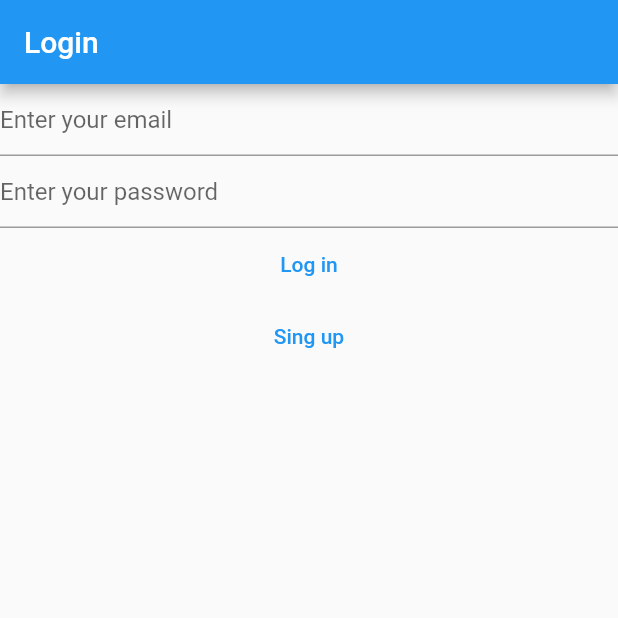
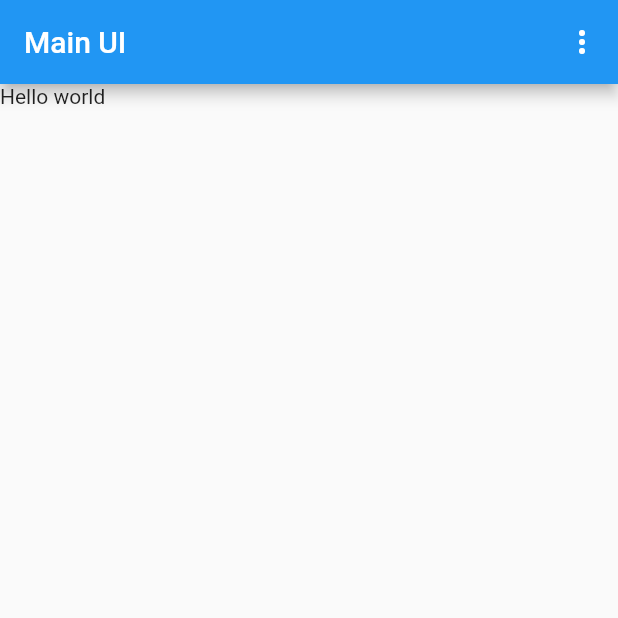
Before and after one commit to cruzvilla333/property_management_app, a Flutter app: the screen it shows after launch, after a tap on "Log in", on a phone screen of 412 x 824 dp, the top half of it. Run offline on Flutter 3.47's test engine with Material 2 defaults, Android fonts, the phone set to English and light mode, and no system bars; our stand-ins replace firebase_auth, firebase_core; accounts and stored records are empty; network calls fail.

Commit message:
added the ability to log out and go back to the log in screen

```diff
--- a/lib/main.dart
+++ b/lib/main.dart
@@ -5,6 +5,7 @@ import 'package:training_note_app/views/login_view.dart';
 import 'package:training_note_app/views/register_view.dart';
 import 'package:training_note_app/views/verify_email_view.dart';
 import 'firebase_options.dart';
+import 'dart:developer' as tools show log;
 
 void main() {
   WidgetsFlutterBinding.ensureInitialized();
@@ -18,6 +19,7 @@ void main() {
       routes: {
         '/login/': (context) => const LoginView(),
         '/register/': (context) => const RegisterView(),
+        '/notes/': (context) => const NotesView(),
       },
     ),
   );
@@ -38,14 +40,13 @@ class HomePage extends StatelessWidget {
             final user = FirebaseAuth.instance.currentUser;
             if (user != null) {
               if (user.emailVerified) {
-                //return const Text('Email is verified');
+                return const NotesView();
               } else {
                 return const VerifyEmailView();
               }
             } else {
               return const LoginView();
             }
-            return const LoginView();
           default:
             return const CircularProgressIndicator();
         }
@@ -53,3 +54,69 @@ class HomePage extends StatelessWidget {
     );
   }
 }
+
+enum MenuAction { logout }
+
+class NotesView extends StatefulWidget {
+  const NotesView({super.key});
+
+  @override
+  State<NotesView> createState() => _NotesViewState();
+}
+
+class _NotesViewState extends State<NotesView> {
+  @override
+  Widget build(BuildContext context) {
+    return Scaffold(
+      appBar: AppBar(
+        title: const Text('Main UI'),
+        actions: [
+          PopupMenuButton<MenuAction>(
+            onSelected: (value) async {
+              switch (value) {
+                case MenuAction.logout:
+                  final shouldLogOut = await showlLogOutDialog(context);
+                  if (shouldLogOut) {
+                    await FirebaseAuth.instance.signOut();
+                    Navigator.of(context)
+                        .pushNamedAndRemoveUntil('/login/', (route) => false);
+                  }
+                  break;
+              }
+            },
+            itemBuilder: (context) {
+              return const [
+                PopupMenuItem<MenuAction>(
+                    value: MenuAction.logout, child: Text("Log out"))
+              ];
+            },
+          )
+        ],
+      ),
+      body: const Text("Hello world"),
+    );
+  }
+}
+
+Future<bool> showlLogOutDialog(BuildContext context) {
+  return showDialog<bool>(
+      context: context,
+      builder: (context) {
+        return AlertDialog(
+          title: const Text('Sign out'),
+          content: const Text('Are you sure you want to sign out?'),
+          actions: [
+            TextButton(
+                onPressed: () {
+                  Navigator.of(context).pop(false);
+                },
+                child: const Text('Cancel')),
+            TextButton(
+                onPressed: () {
+                  Navigator.of(context).pop(true);
+                },
+                child: const Text('Log out'))
+          ],
+        );
+      }).then((value) => value ?? false);
+}
--- a/lib/views/login_view.dart
+++ b/lib/views/login_view.dart
@@ -1,5 +1,6 @@
 import 'package:flutter/material.dart';
 import 'package:firebase_auth/firebase_auth.dart';
+import 'dart:developer' as tools show log;
 
 class LoginView extends StatefulWidget {
   const LoginView({super.key});
@@ -54,19 +55,23 @@ class _LoginViewState extends State<LoginView> {
                 final userCredential = await FirebaseAuth.instance
                     .signInWithEmailAndPassword(
                         email: email, password: password);
-                print(userCredential);
+                tools.log(userCredential.toString());
               } on FirebaseAuthException catch (e) {
                 switch (e.code) {
                   case 'user-not-found':
-                    print('Uer not found');
+                    tools.log('Uer not found');
                     return;
                   case 'wrong-password':
-                    print('Wrong password');
+                    tools.log('Wrong password');
                     return;
                   default:
-                    print('Authentication error: ${e.code}');
+                    tools.log('Authentication error: ${e.code}');
                 }
               }
+              Navigator.of(context).pushNamedAndRemoveUntil(
+                '/notes/',
+                (route) => false,
+              );
             },
             child: const Text('Log in'),
           ),
```
